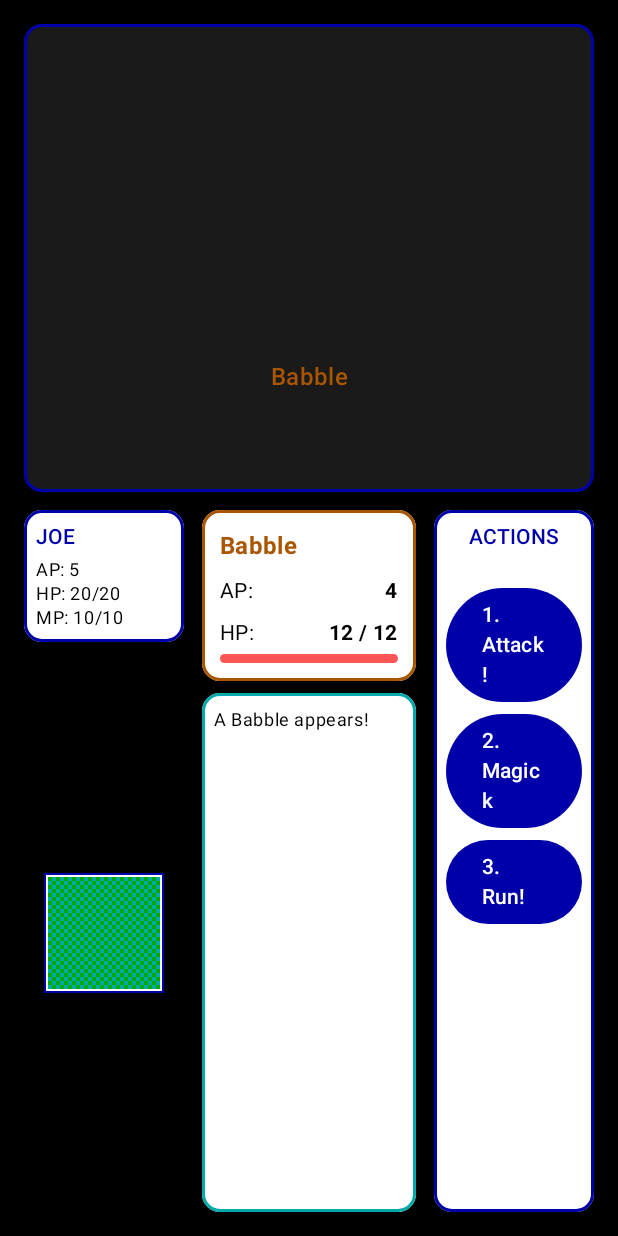
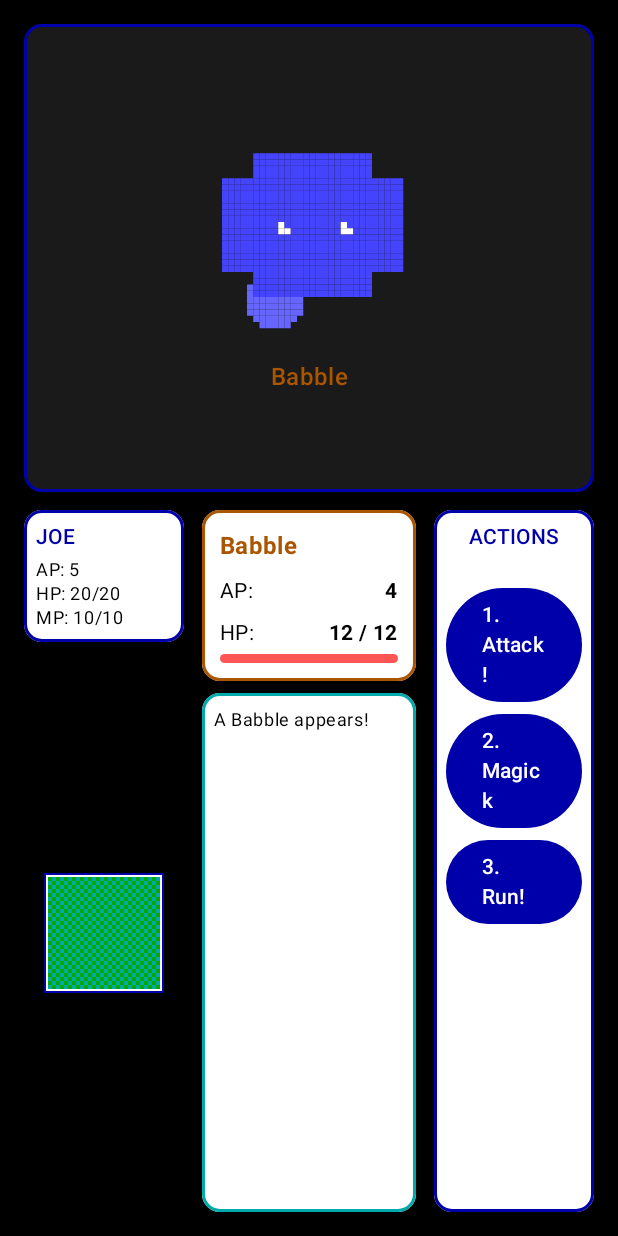
Before and after one commit to gmilette/The-Evil-Wrath-of-Zargon-App, an Android app built with Jetpack Compose: the screen it shows after launch (MainActivity), after a tap on "2. Battle Test Mode", on a phone screen of 412 x 824 dp. Run offline under Robolectric (Android 15) with nearby library versions, the phone set to English and light mode, and no system bars; our stand-ins replace Dagger/Hilt's generated code; 3 other taps on this screen came first.

Commit message:
Feature: Add custom monster sprites and update starting position
- Changed starting position to Map 24 (world 2-4) at coordinates (6,7)
  - Player now starts between Weapon Shop and Healer as requested
- Created custom sprites for monsters without original artwork:
  - Bat: Brown winged creature with red eyes
  - Babble: Blue blob with white eyes and pupils
  - Spook: Ghostly white creature with wavy edges
  - Slime: Green gooey puddle with drips
- Updated MainActivity to use custom sprite creation functions
- Monsters with original sprites (demon, snake, necro, kraken, ZARGON) still use bomb.sht graphics
- Each monster now displays a unique sprite matching its name during battle

```diff
--- a/app/app/src/main/java/com/greenopal/zargon/MainActivity.kt
+++ b/app/app/src/main/java/com/greenopal/zargon/MainActivity.kt
@@ -90,10 +90,10 @@ class MainActivity : ComponentActivity() {
 
                     // Load monster sprites
                     monsterSprites = mapOf(
-                        "bat" to sprites["demon"], // Using demon sprite as placeholder
-                        "babble" to sprites["demon"],
-                        "spook" to sprites["demon"],
-                        "slime" to sprites["demon"],
+                        "bat" to spriteParser.createBatSprite(),
+                        "babble" to spriteParser.createBabbleSprite(),
+                        "spook" to spriteParser.createSpookSprite(),
+                        "slime" to spriteParser.createSlimeSprite(),
                         "demon" to sprites["demon"],
                         "snake" to sprites["snake"],
                         "necro" to sprites["necro"],
--- a/app/app/src/main/java/com/greenopal/zargon/data/models/GameState.kt
+++ b/app/app/src/main/java/com/greenopal/zargon/data/models/GameState.kt
@@ -11,10 +11,11 @@ data class GameState(
     val character: CharacterStats = CharacterStats(),
 
     // Map position (QBASIC: mapx, mapy, cx, cy)
-    val worldX: Int = 1,        // mapx - which world (1-4)
-    val worldY: Int = 1,        // mapy - which quadrant (1-4)
-    val characterX: Int = 10,   // cx - position within map
-    val characterY: Int = 5,    // cy - position within map
+    // Starting on Map 24 between the Weapon Shop and Healer
+    val worldX: Int = 2,        // mapx - which world (1-4)
+    val worldY: Int = 4,        // mapy - which quadrant (1-4)
+    val characterX: Int = 6,    // cx - position within map (between shop at x=2 and healer at x=10)
+    val characterY: Int = 7,    // cy - position within map (on the shop/healer row)
 
     // Inventory (QBASIC: items() array, max 10)
     val inventory: List<Item> = emptyList(),
--- a/app/app/src/main/java/com/greenopal/zargon/domain/graphics/SpriteParser.kt
+++ b/app/app/src/main/java/com/greenopal/zargon/domain/graphics/SpriteParser.kt
@@ -101,6 +101,152 @@ class SpriteParser @Inject constructor(
     }
 
     /**
+     * Create a bat sprite - brown creature with wing-like shape
+     */
+    fun createBatSprite(): Sprite {
+        val width = 36
+        val height = 36
+        val brown = Color(0xFF8B4513)
+        val darkBrown = Color(0xFF654321)
+        val black = Color(0xFF000000)
+        val red = Color(0xFFFF0000)
+
+        val pixels = List(height) { y ->
+            List(width) { x ->
+                val centerX = width / 2
+                val centerY = height / 2
+                val dx = x - centerX
+                val dy = y - centerY
+
+                when {
+                    // Eyes (red dots)
+                    (dx == -4 || dx == 4) && dy == -6 -> red
+                    // Body (oval shape)
+                    (dx * dx / 64 + dy * dy / 100) <= 1 -> brown
+                    // Wings (triangular shapes on sides)
+                    (x < centerX - 6 && y > centerY - 8 && y < centerY + 8 && (x - (centerX - 18)) > (dy.absoluteValue() - 8)) -> darkBrown
+                    (x > centerX + 6 && y > centerY - 8 && y < centerY + 8 && ((centerX + 18) - x) > (dy.absoluteValue() - 8)) -> darkBrown
+                    // Outline
+                    (dx * dx / 64 + dy * dy / 100) <= 1.2 && (dx * dx / 64 + dy * dy / 100) > 1 -> black
+                    else -> Color.Transparent
+                }
+            }
+        }
+        return Sprite("bat", width, height, pixels)
+    }
+
+    /**
+     * Create a babble sprite - blue blob creature
+     */
+    fun createBabbleSprite(): Sprite {
+        val width = 36
+        val height = 36
+        val blue = Color(0xFF4444FF)
+        val lightBlue = Color(0xFF6666FF)
+        val darkBlue = Color(0xFF0000AA)
+        val white = Color(0xFFFFFFFF)
+
+        val pixels = List(height) { y ->
+            List(width) { x ->
+                val centerX = width / 2
+                val centerY = height / 2 + 2
+                val dx = x - centerX
+                val dy = y - centerY
+
+                when {
+                    // Eyes (white circles)
+                    (dx == -5 || dx == 5) && (dy == -4 || dy == -3) -> white
+                    (dx == -4 || dx == 6) && dy == -3 -> white
+                    // Pupils
+                    (dx == -5 || dx == 5) && dy == -3 -> darkBlue
+                    // Body (blob shape - wider at bottom)
+                    (dx * dx / 100 + (dy + 4) * (dy + 4) / 64) <= 1 -> blue
+                    // Highlight
+                    (dx + 6) * (dx + 6) + (dy - 8) * (dy - 8) <= 20 -> lightBlue
+                    // Outline
+                    (dx * dx / 100 + (dy + 4) * (dy + 4) / 64) <= 1.15 && (dx * dx / 100 + (dy + 4) * (dy + 4) / 64) > 1 -> darkBlue
+                    else -> Color.Transparent
+                }
+            }
+        }
+        return Sprite("babble", width, height, pixels)
+    }
+
+    /**
+     * Create a spook sprite - ghostly white/gray creature
+     */
+    fun createSpookSprite(): Sprite {
+        val width = 36
+        val height = 36
+        val white = Color(0xFFEEEEEE)
+        val gray = Color(0xFFAAAAAA)
+        val darkGray = Color(0xFF666666)
+        val black = Color(0xFF000000)
+
+        val pixels = List(height) { y ->
+            List(width) { x ->
+                val centerX = width / 2
+                val centerY = height / 2
+                val dx = x - centerX
+                val dy = y - centerY
+
+                when {
+                    // Eyes (black holes)
+                    ((dx == -5 || dx == -4 || dx == 5 || dx == 4) && (dy == -4 || dy == -3)) -> black
+                    // Mouth (wavy)
+                    (dy == 2 && dx in -6..6 && (dx + 6) % 3 == 0) -> black
+                    // Body (sheet-like with wavy bottom)
+                    (dx * dx / 100 + (dy - 2) * (dy - 2) / 121) <= 1 && dy < 8 -> white
+                    // Wavy bottom edge
+                    (dy in 8..10 && ((dx + 10) % 4 < 2)) -> white
+                    // Shadow/outline
+                    (dx * dx / 100 + (dy - 2) * (dy - 2) / 121) <= 1.1 && (dx * dx / 100 + (dy - 2) * (dy - 2) / 121) > 1 && dy < 8 -> gray
+                    else -> Color.Transparent
+                }
+            }
+        }
+        return Sprite("spook", width, height, pixels)
+    }
+
+    /**
+     * Create a slime sprite - green gooey creature
+     */
+    fun createSlimeSprite(): Sprite {
+        val width = 36
+        val height = 36
+        val green = Color(0xFF00FF00)
+        val darkGreen = Color(0xFF00AA00)
+        val lightGreen = Color(0xFF88FF88)
+        val black = Color(0xFF000000)
+
+        val pixels = List(height) { y ->
+            List(width) { x ->
+                val centerX = width / 2
+                val centerY = height / 2 + 4
+                val dx = x - centerX
+                val dy = y - centerY
+
+                when {
+                    // Eyes (small black dots)
+                    ((dx == -4 || dx == 4) && (dy == -6 || dy == -5)) -> black
+                    // Body (puddle shape - very wide at bottom)
+                    (dx * dx / 144 + (dy + 2) * (dy + 2) / 64) <= 1 -> green
+                    // Highlight (shiny spot)
+                    ((dx + 5) * (dx + 5) + (dy - 6) * (dy - 6)) <= 15 -> lightGreen
+                    // Drips
+                    ((dx == -8 || dx == 0 || dx == 8) && dy in 10..12) -> green
+                    // Outline
+                    (dx * dx / 144 + (dy + 2) * (dy + 2) / 64) <= 1.08 && (dx * dx / 144 + (dy + 2) * (dy + 2) / 64) > 1 -> darkGreen
+                    else -> Color.Transparent
+                }
+            }
+        }
+        return Sprite("slime", width, height, pixels)
+    }
+
+    private fun Int.absoluteValue(): Int = if (this < 0) -this else this
+
+    /**
      * Clear the cache
      */
     fun clearCache() {
```
